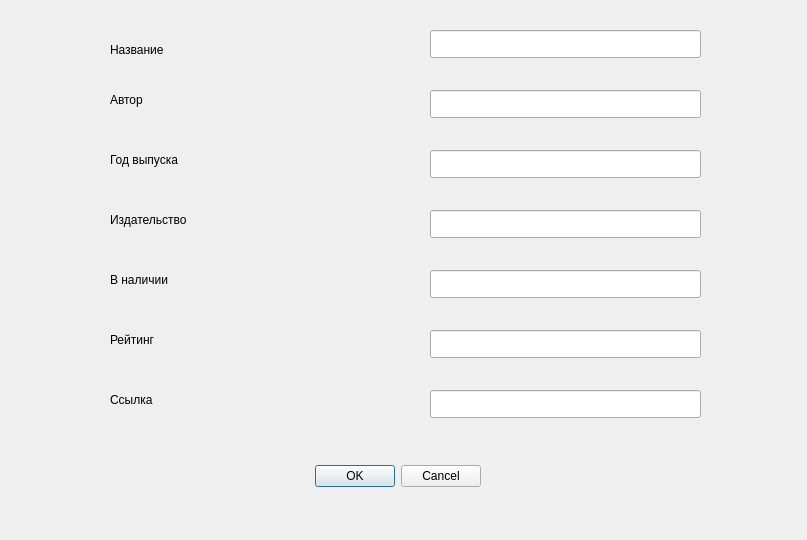
Above: EditBook.ui from anneett/Oganesyan_OOPP_qt6 before the change. Below: the same form after it.
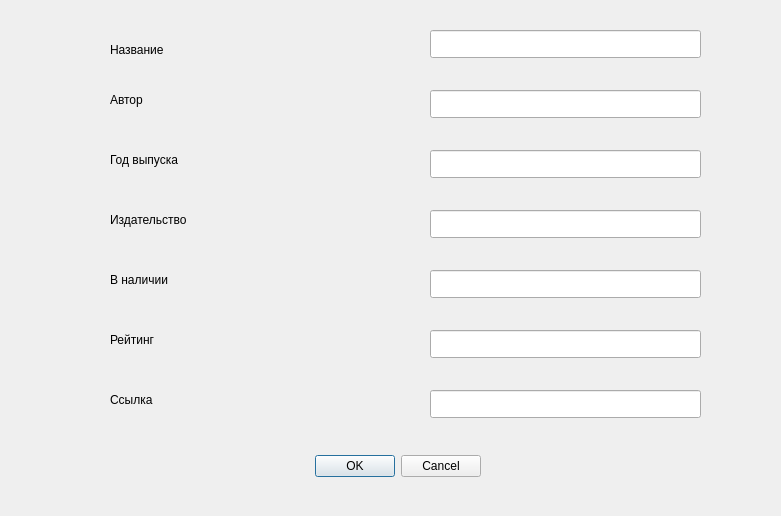
That is the form after the change.

Diff of the .ui file:
```diff
--- a/EditBook.ui
+++ b/EditBook.ui
@@ -6,8 +6,8 @@
    <rect>
     <x>0</x>
     <y>0</y>
-    <width>807</width>
-    <height>540</height>
+    <width>781</width>
+    <height>516</height>
    </rect>
   </property>
   <property name="windowTitle">
@@ -17,7 +17,7 @@
    <property name="geometry">
     <rect>
      <x>310</x>
-     <y>460</y>
+     <y>450</y>
      <width>171</width>
      <height>32</height>
     </rect>
```
